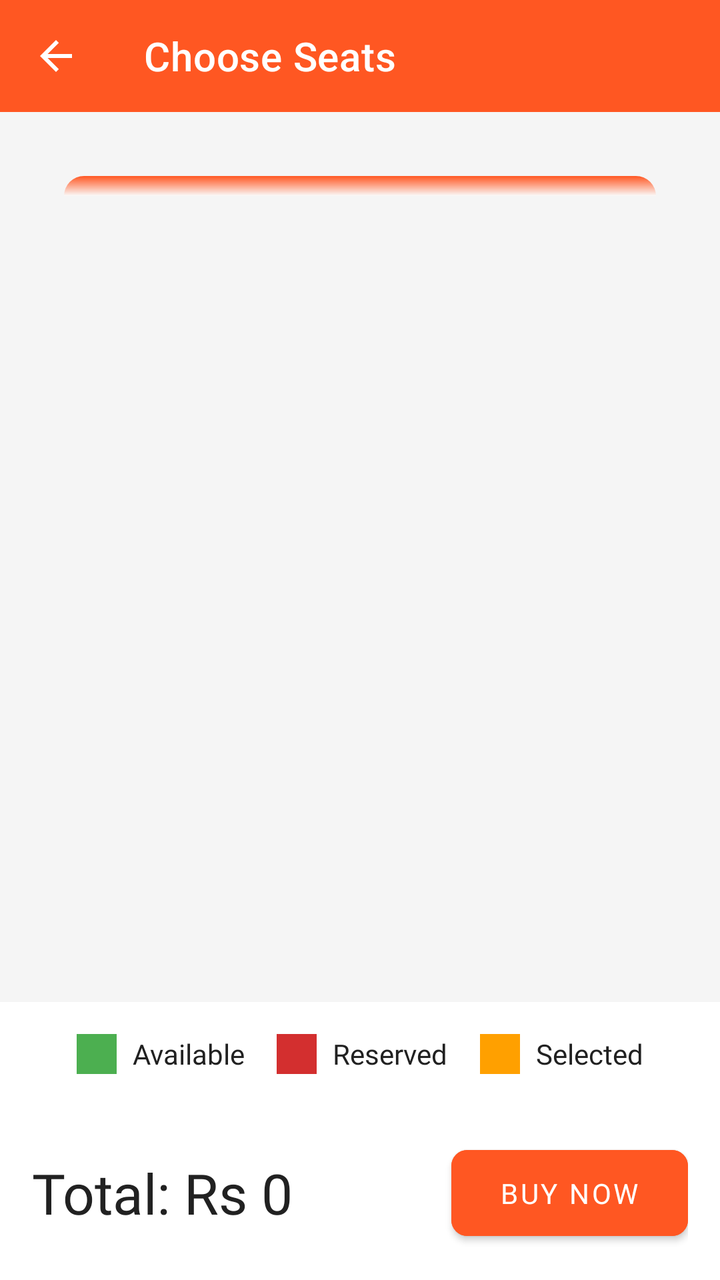
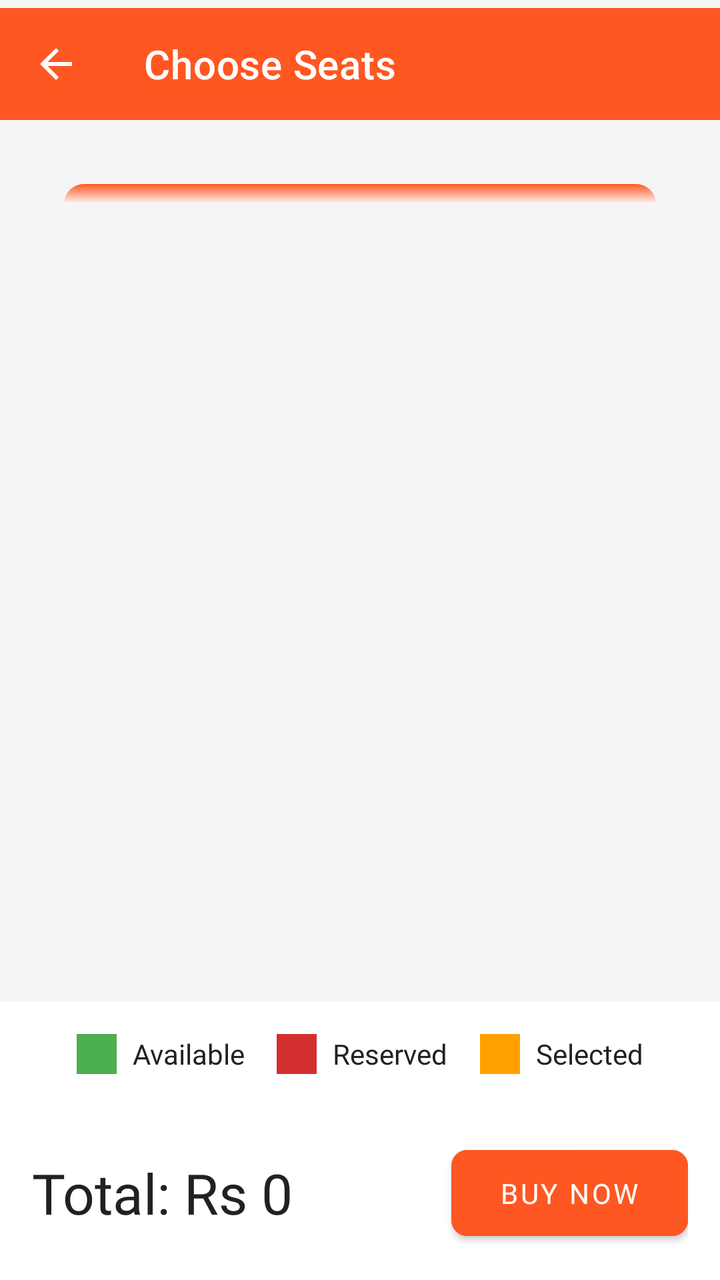

Two renders of the same Android screen: before a commit and after it. Below are the layout's source before the change and the commit's diff.
<!-- AndroidManifest.xml: application theme Theme.TickoJet -->
<!-- res/layout/activity_book_seats.xml -->
<?xml version="1.0" encoding="utf-8"?>
<androidx.constraintlayout.widget.ConstraintLayout
    xmlns:android="http://schemas.android.com/apk/res/android"
    xmlns:app="http://schemas.android.com/apk/res-auto"
    xmlns:tools="http://schemas.android.com/tools"
    android:layout_width="match_parent"
    android:layout_height="match_parent"
    android:background="@color/background_light"
    tools:context=".BookSeatsActivity">

    
    <androidx.appcompat.widget.Toolbar
        android:id="@+id/toolbar"
        android:layout_width="0dp"
        android:layout_height="wrap_content"
        android:background="?attr/colorPrimary"
        app:titleTextColor="@color/white"
        app:navigationIcon="@drawable/ic_back"
        android:fontFamily="@font/noto_sans_regular"
        app:title="@string/title_choose_seats"
        app:layout_constraintTop_toTopOf="parent"
        app:layout_constraintStart_toStartOf="parent"
        app:layout_constraintEnd_toEndOf="parent"/>

    
    <ScrollView
        android:layout_width="0dp"
        android:layout_height="0dp"
        android:fillViewport="true"
        app:layout_constraintTop_toBottomOf="@id/toolbar"
        app:layout_constraintStart_toStartOf="parent"
        app:layout_constraintEnd_toEndOf="parent"
        app:layout_constraintBottom_toTopOf="@id/totalPriceLayout">

        <androidx.constraintlayout.widget.ConstraintLayout
            android:layout_width="match_parent"
            android:layout_height="wrap_content">

            
            <ImageView
                android:id="@+id/screen_view"
                android:layout_width="match_parent"
                android:layout_height="10dp"
                android:layout_margin="32dp"
                android:background="@drawable/screen_shape"
                app:layout_constraintTop_toTopOf="parent"
                app:layout_constraintStart_toStartOf="parent"
                app:layout_constraintEnd_toEndOf="parent" />

            
            <androidx.recyclerview.widget.RecyclerView
                android:id="@+id/recyclerSeats"
                android:layout_width="0dp"
                android:layout_height="wrap_content"
                app:layout_constraintTop_toBottomOf="@id/screen_view"
                app:layout_constraintStart_toStartOf="parent"
                app:layout_constraintEnd_toEndOf="parent"
                android:layout_marginTop="24dp"
                app:spanCount="6"
                tools:listitem="@layout/seat_item"
                app:layoutManager="androidx.recyclerview.widget.GridLayoutManager"/>
        </androidx.constraintlayout.widget.ConstraintLayout>
    </ScrollView>

    
    <LinearLayout
        android:id="@+id/legendLayout"
        android:layout_width="0dp"
        android:layout_height="wrap_content"
        android:orientation="horizontal"
        android:gravity="center"
        android:background="@color/surface_light"
        android:padding="16dp"
        app:layout_constraintBottom_toTopOf="@id/totalPriceLayout"
        app:layout_constraintStart_toStartOf="parent"
        app:layout_constraintEnd_toEndOf="parent">

        
        <LinearLayout
            android:layout_width="wrap_content"
            android:layout_height="wrap_content"
            android:orientation="horizontal"
            android:gravity="center">

            <View
                android:layout_width="20dp"
                android:layout_height="20dp"
                android:background="@color/available_seat"/>
            <TextView
                android:layout_width="wrap_content"
                android:layout_height="wrap_content"
                android:text="@string/available"
                android:textColor="@color/text_primary"
                android:textSize="14sp"
                android:fontFamily="@font/noto_sans_regular"
                android:layout_marginStart="8dp"/>
        </LinearLayout>

        
        <LinearLayout
            android:layout_width="wrap_content"
            android:layout_height="wrap_content"
            android:orientation="horizontal"
            android:layout_marginStart="16dp"
            android:gravity="center">

            <View
                android:layout_width="20dp"
                android:layout_height="20dp"
                android:background="@color/reserved_seat"/>
            <TextView
                android:layout_width="wrap_content"
                android:layout_height="wrap_content"
                android:text="@string/reserved"
                android:fontFamily="@font/noto_sans_regular"
                android:textColor="@color/text_primary"
                android:textSize="14sp"
                android:layout_marginStart="8dp"/>
        </LinearLayout>

        
        <LinearLayout
            android:layout_width="wrap_content"
            android:layout_height="wrap_content"
            android:orientation="horizontal"
            android:layout_marginStart="16dp"
            android:gravity="center">

            <View
                android:layout_width="20dp"
                android:layout_height="20dp"
                android:background="@color/selected_seat"/>
            <TextView
                android:layout_width="wrap_content"
                android:layout_height="wrap_content"
                android:text="@string/selected"
                android:textColor="@color/text_primary"
                android:textSize="14sp"
                android:fontFamily="@font/noto_sans_regular"
                android:layout_marginStart="8dp"/>
        </LinearLayout>
    </LinearLayout>

    
    <LinearLayout
        android:id="@+id/totalPriceLayout"
        android:layout_width="0dp"
        android:layout_height="wrap_content"
        android:orientation="horizontal"
        android:background="@color/surface_light"
        android:padding="16dp"
        android:gravity="center_vertical"
        app:layout_constraintBottom_toBottomOf="parent"
        app:layout_constraintStart_toStartOf="parent"
        app:layout_constraintEnd_toEndOf="parent">

        
        <TextView
            android:id="@+id/totalPriceText"
            android:layout_width="0dp"
            android:layout_height="wrap_content"
            android:layout_weight="1"
            android:text="Total: Rs 0"
            android:textColor="@color/text_primary"
            android:textSize="28sp"
            android:fontFamily="@font/noto_sans_regular"
            android:layout_marginEnd="16dp"/>

        
        <com.google.android.material.button.MaterialButton
            android:id="@+id/buyButton"
            android:layout_width="wrap_content"
            android:layout_height="wrap_content"
            android:text="Buy Now"
            android:textColor="@color/white"
            android:textSize="14sp"
            app:cornerRadius="8dp"
            app:elevation="4dp"
            android:fontFamily="@font/noto_sans_regular"
            app:rippleColor="?attr/colorSecondary"
            android:backgroundTint="?attr/colorPrimary"
            android:paddingVertical="12dp"
            android:paddingHorizontal="24dp"/>
    </LinearLayout>

</androidx.constraintlayout.widget.ConstraintLayout>
<!-- res/layout/seat_item.xml (included above) -->
<?xml version="1.0" encoding="utf-8"?>
<FrameLayout
    xmlns:android="http://schemas.android.com/apk/res/android"
    xmlns:app="http://schemas.android.com/apk/res-auto"
    android:layout_width="wrap_content"
    android:layout_height="wrap_content">

    <com.google.android.material.button.MaterialButton
        android:id="@+id/seatButton"
        android:layout_width="48dp"
        android:layout_height="48dp"
        android:fontFamily="@font/noto_sans_regular"
        android:textColor="@color/white"
        android:textSize="12sp"
        android:text="A1"
        app:cornerRadius="12dp"
        app:elevation="4dp"
        app:rippleColor="?attr/colorSecondary"
        app:icon="@drawable/ic_seat_selected"
        app:iconTint="@color/white"
        app:iconGravity="textTop"
        app:iconPadding="2dp"
        android:backgroundTint="@color/selected_seat"
        android:gravity="center"
        android:layout_margin="12dp"
        android:padding="4dp"
        android:insetTop="0dp"
        android:insetBottom="0dp"/>
</FrameLayout>
<!-- resources referenced by this layout -->
<resources>
  <color name="available_seat">#4CAF50</color>
  <color name="background_light">#F5F5F5</color>
  <color name="reserved_seat">#D32F2F</color>
  <color name="selected_seat">#FFA000</color>
  <color name="surface_light">#FFFFFF</color>
  <color name="text_primary">#212121</color>
  <color name="white">#FFFFFF</color>
  <!-- drawable ic_back (drawable) -->
  <vector xmlns:android="http://schemas.android.com/apk/res/android" android:autoMirrored="true" android:height="24dp" android:tint="#FFFFFF" android:viewportHeight="24" android:viewportWidth="24" android:width="24dp">
        
      <path android:fillColor="@android:color/white" android:pathData="M20,11H7.83l5.59,-5.59L12,4l-8,8 8,8 1.41,-1.41L7.83,13H20v-2z"/>
      
  </vector>
  <!-- drawable ic_seat_selected (drawable) -->
  <vector xmlns:android="http://schemas.android.com/apk/res/android"
      android:width="24dp"
      android:height="24dp"
      android:viewportWidth="24"
      android:viewportHeight="24">
      <path
          android:fillColor="#1976D2"
          android:pathData="M4,10h16v6c0,1.1 -0.9,2 -2,2h-12c-1.1,0 -2,-0.9 -2,-2v-6z M6,6h12v4h-12v-4z"/>
  </vector>
  <!-- drawable screen_shape (drawable) -->
  <shape xmlns:android="http://schemas.android.com/apk/res/android"
      android:shape="rectangle">
  
      <gradient
          android:angle="270"
          android:startColor="@color/deep_orange"
      android:endColor="@color/glassmorphism_background"
      android:type="linear"/>
  
      <corners android:topLeftRadius="50dp" android:topRightRadius="50dp" />
  </shape>
  <string name="available">Available</string>
  <string name="reserved">Reserved</string>
  <string name="selected">Selected</string>
  <string name="title_choose_seats">Choose Seats</string>
  <style name="Theme.TickoJet" parent="Theme.MaterialComponents.DayNight.NoActionBar">
          
          <item name="colorPrimary">@color/deep_orange</item>
          <item name="colorPrimaryVariant">@color/deep_orange_dark</item>
          <item name="colorOnPrimary">@color/white</item>
  
          
          <item name="colorSecondary">@color/sky_blue</item>
          <item name="colorSecondaryVariant">@color/sky_blue_dark</item>
          <item name="colorOnSecondary">@color/white</item>
  
          
          <item name="android:colorBackground">@color/light_gray</item>
          <item name="colorSurface">@color/white</item>
          <item name="colorOnBackground">@color/dark_gray</item>
          <item name="colorOnSurface">@color/gray</item>
  
          
          <item name="android:statusBarColor">?attr/colorPrimaryVariant</item>
  
          
          <item name="colorError">@color/error_red</item>
          <item name="colorSuccess">?attr/colorSuccess</item>
          <item name="colorWarning">?attr/colorWarning</item>
  
  
          
          <item name="bottomNavigationStyle">@style/Widget.TickoJet.BottomNavigationView</item>
          
  
      </style>
  <color name="deep_orange">#FF5722</color>
  <color name="glassmorphism_background">#80FFFFFF</color>
  <color name="deep_orange_dark">#E64A19</color>
  <color name="sky_blue">#03A9F4</color>
  <color name="sky_blue_dark">#0288D1</color>
  <color name="light_gray">#F0F0F0</color>
  <color name="dark_gray">#424242</color>
  <color name="gray">#9E9E9E</color>
  <color name="error_red">#D32F2F</color>
  <style name="Widget.TickoJet.BottomNavigationView" parent="Widget.MaterialComponents.BottomNavigationView">
          <item name="materialThemeOverlay">@style/ThemeOverlay.TickoJet.BottomNavigationView</item>
      </style>
  <style name="ThemeOverlay.TickoJet.BottomNavigationView" parent="">
          <item name="colorSurface">?attr/colorPrimary</item>
          <item name="colorOnSurface">@color/white</item>
      </style>
</resources>

<!-- the commit's change to res/layout/activity_book_seats.xml (unified diff, before → after) -->
@@ -5,8 +5,9 @@
     xmlns:tools="http://schemas.android.com/tools"
     android:layout_width="match_parent"
     android:layout_height="match_parent"
+    android:id="@+id/main"
     android:background="@color/background_light"
-    tools:context=".BookSeatsActivity">
+    tools:context=".SeatSelectionActivity">
 
     
     <androidx.appcompat.widget.Toolbar
@@ -15,6 +16,7 @@
         android:layout_height="wrap_content"
         android:background="?attr/colorPrimary"
         app:titleTextColor="@color/white"
+        android:layout_marginTop="4dp"
         app:navigationIcon="@drawable/ic_back"
         android:fontFamily="@font/noto_sans_regular"
         app:title="@string/title_choose_seats"
@@ -56,6 +58,7 @@
                 app:layout_constraintStart_toStartOf="parent"
                 app:layout_constraintEnd_toEndOf="parent"
                 android:layout_marginTop="24dp"
+                android:layout_marginHorizontal="12dp"
                 app:spanCount="6"
                 tools:listitem="@layout/seat_item"
                 app:layoutManager="androidx.recyclerview.widget.GridLayoutManager"/>
@@ -194,13 +197,15 @@
 
     <com.google.android.material.button.MaterialButton
         android:id="@+id/seatButton"
-        android:layout_width="48dp"
-        android:layout_height="48dp"
+        android:layout_width="64dp"
+        android:layout_height="64dp"
         android:fontFamily="@font/noto_sans_regular"
         android:textColor="@color/white"
         android:textSize="12sp"
         android:text="A1"
+        android:stateListAnimator="@null"
         app:cornerRadius="12dp"
+        app:strokeColor="@android:color/transparent"
         app:elevation="4dp"
         app:rippleColor="?attr/colorSecondary"
         app:icon="@drawable/ic_seat_selected"
